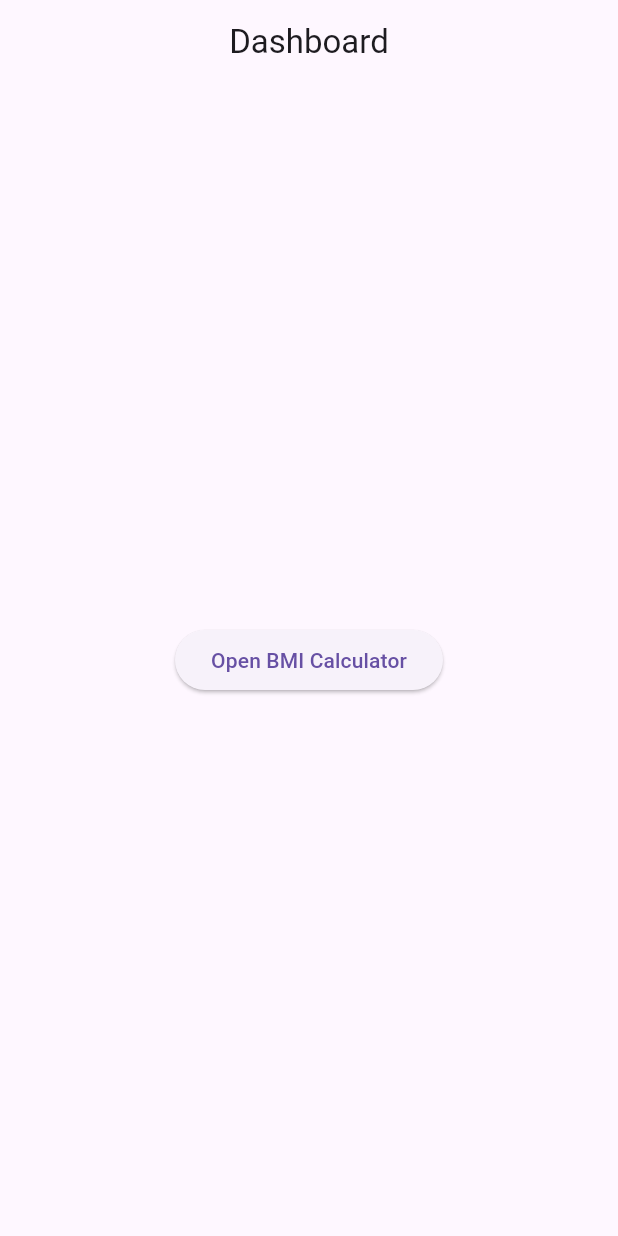
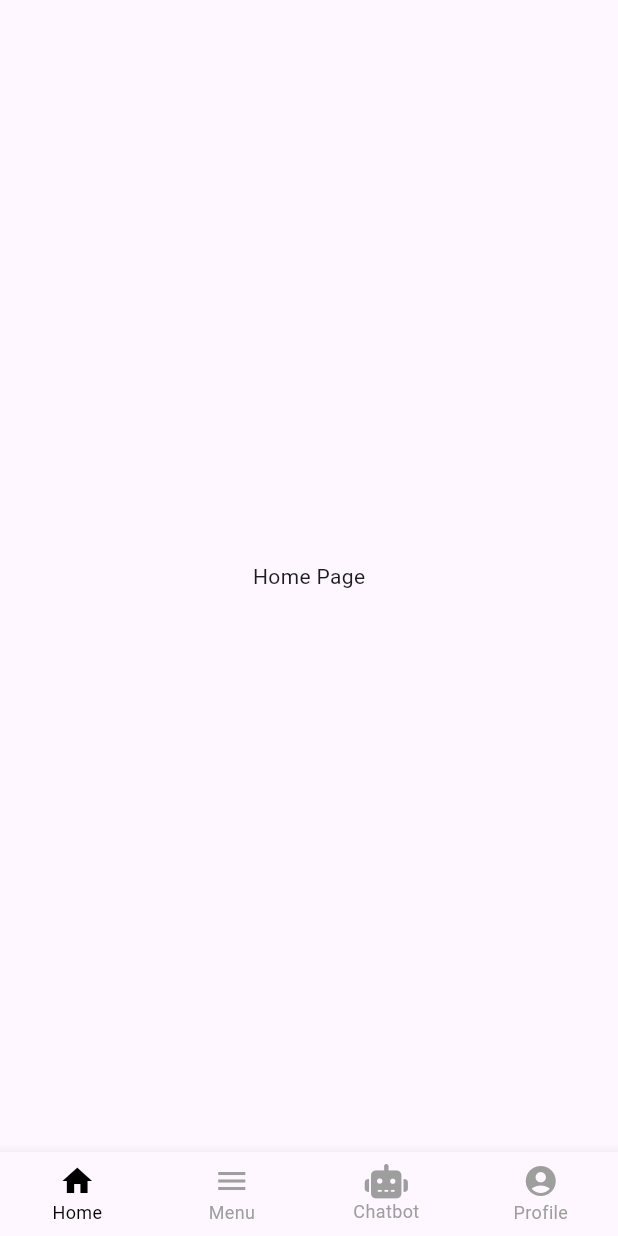
Before and after one commit to ILRSBandara/Aura-Care, a Flutter app: the screen it shows after launch, on a phone screen of 412 x 824 dp. Run offline on Flutter 3.47's test engine with Material 3 defaults, Android fonts, the phone set to English and light mode, and no system bars; our stand-ins replace font_awesome_flutter, page_transition, swipeable_button_view; missing offline and left inert: pretty_gauge.

Commit message:
Created the user dashboard

```diff
--- a/lib/Screen/dashboard.dart
+++ b/lib/Screen/dashboard.dart
@@ -1,28 +1,138 @@
-// lib/screens/dashboard.dart
+import 'package:aura_care/Screen/bmi.dart';
+import 'package:flutter/material.dart';
+import 'package:font_awesome_flutter/font_awesome_flutter.dart';
 
-import 'package:flutter/material.dart';
-import 'bmi.dart'; // Make sure this path is correct
-
-class DashboardScreen extends StatelessWidget {
-  const DashboardScreen({super.key});
+class DashboardScreen
+    extends
+        StatefulWidget {
+  const DashboardScreen({
+    super.key,
+  });
 
   @override
-  Widget build(BuildContext context) {
+  State<
+    DashboardScreen
+  >
+  createState() =>
+      _DashboardScreenState();
+}
+
+class _DashboardScreenState
+    extends
+        State<
+          DashboardScreen
+        > {
+  int
+  _selectedIndex =
+      0;
+
+  final List<
+    Widget
+  >
+  _pages = <
+    Widget
+  >[
+    Center(
+      child: Text(
+        'Home Page',
+      ),
+    ), // index 0
+    Center(
+      child: Text(
+        'Menu Page',
+      ),
+    ), // index 1
+    Center(
+      child: Text(
+        'Chatbot',
+      ),
+    ),
+    BMIScreen(),
+  ];
+
+  void
+  _onItemTapped(
+    int
+    index,
+  ) {
+    setState(() {
+      _selectedIndex =
+          index;
+    });
+  }
+
+  @override
+  Widget
+  build(
+    BuildContext
+    context,
+  ) {
     return Scaffold(
-      appBar: AppBar(
-        title: const Text('Dashboard'),
-        centerTitle: true,
-      ),
-      body: Center(
-        child: ElevatedButton(
-          onPressed: () {
-            Navigator.push(
-              context,
-              MaterialPageRoute(builder: (context) => const BMIScreen()),
-            );
-          },
-          child: const Text('Open BMI Calculator'),
+      body:
+          _pages[_selectedIndex],
+      bottomNavigationBar: BottomNavigationBar(
+        currentIndex:
+            _selectedIndex,
+        onTap:
+            _onItemTapped,
+        items: const [
+          BottomNavigationBarItem(
+            icon: Icon(
+              Icons.home,
+            ),
+            label:
+                'Home',
+            backgroundColor:
+                Colors.white,
+          ),
+          BottomNavigationBarItem(
+            icon: Icon(
+              Icons.menu,
+            ),
+            label:
+                'Menu',
+            backgroundColor:
+                Colors.white,
+          ),
+          BottomNavigationBarItem(
+            icon: FaIcon(
+              FontAwesomeIcons.robot,
+              size:
+                  23.0,
+            ),
+            label:
+                'Chatbot',
+            backgroundColor:
+                Colors.white,
+          ),
+          BottomNavigationBarItem(
+            icon: Icon(
+              Icons.account_circle_rounded,
+            ),
+            label:
+                'Profile',
+            backgroundColor:
+                Colors.white,
+          ),
+        ],
+        unselectedItemColor:
+            Colors.grey,
+        selectedItemColor:
+            Colors.black,
+        showSelectedLabels:
+            true,
+        showUnselectedLabels:
+            true,
+        selectedLabelStyle: TextStyle(
+          fontSize:
+              12,
         ),
+        unselectedLabelStyle: TextStyle(
+          fontSize:
+              12,
+        ),
+        type:
+            BottomNavigationBarType.fixed,
       ),
     );
   }
```
